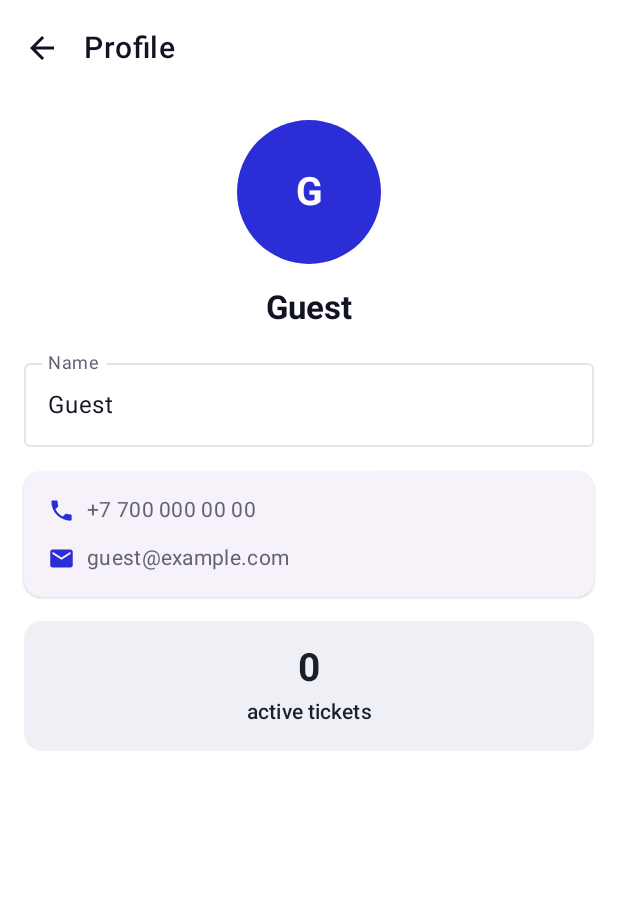
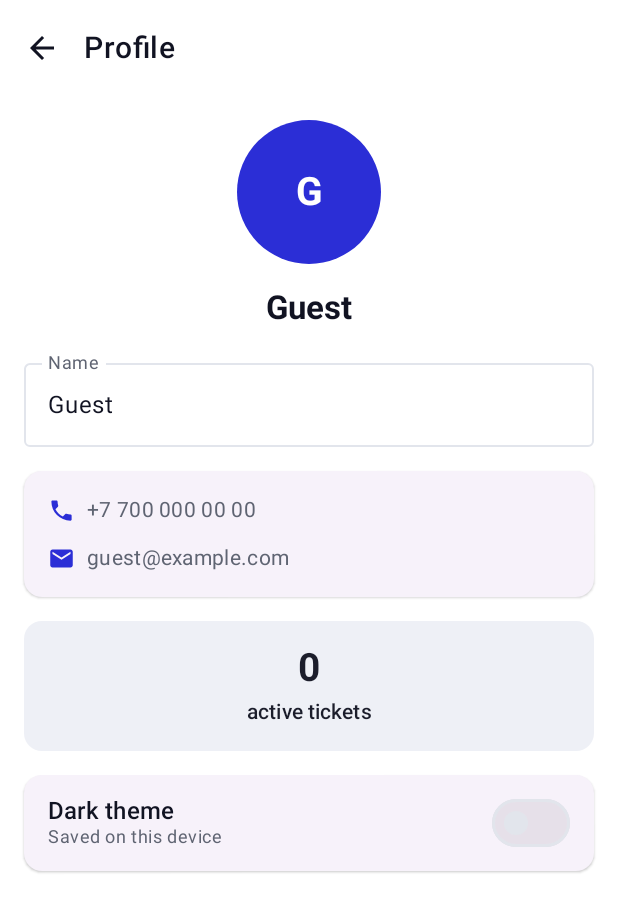
Before and after one commit to Shyngysd/mobileprogramming, an Android app built with Jetpack Compose: the ProfileRoute screen opened through its navigation route, on a phone screen of 412 x 824 dp. Shown: the top 912 px of the screen. Run offline under Robolectric (Android 15) with nearby library versions, the phone set to English and light mode, and no system bars.

Commit message:
Add dark theme switch on Profile screen

```diff
--- a/app/src/main/java/com/example/mobileprogramming/ui/profile/ProfileScreen.kt
+++ b/app/src/main/java/com/example/mobileprogramming/ui/profile/ProfileScreen.kt
@@ -4,6 +4,7 @@ import androidx.compose.foundation.background
 import androidx.compose.foundation.layout.Arrangement
 import androidx.compose.foundation.layout.Box
 import androidx.compose.foundation.layout.Column
+import androidx.compose.foundation.layout.Row
 import androidx.compose.foundation.layout.fillMaxSize
 import androidx.compose.foundation.layout.fillMaxWidth
 import androidx.compose.foundation.layout.padding
@@ -18,6 +19,7 @@ import androidx.compose.material3.ElevatedCard
 import androidx.compose.material3.MaterialTheme
 import androidx.compose.material3.OutlinedTextField
 import androidx.compose.material3.Scaffold
+import androidx.compose.material3.Switch
 import androidx.compose.material3.Text
 import androidx.compose.runtime.Composable
 import androidx.compose.runtime.getValue
@@ -39,10 +41,13 @@ fun ProfileRoute(
 ) {
     val profile by viewModel.profile.collectAsStateWithLifecycle()
     val activeTickets by viewModel.activeTicketsCount.collectAsStateWithLifecycle()
+    val isDarkTheme by viewModel.isDarkTheme.collectAsStateWithLifecycle()
     ProfileScreen(
         profile = profile,
         activeTicketsCount = activeTickets,
+        isDarkTheme = isDarkTheme,
         onNameChange = viewModel::updateName,
+        onDarkThemeChange = viewModel::setDarkTheme,
         onBackClick = onBackClick
     )
 }
@@ -51,7 +56,9 @@ fun ProfileRoute(
 fun ProfileScreen(
     profile: UserProfile,
     activeTicketsCount: Int,
+    isDarkTheme: Boolean,
     onNameChange: (String) -> Unit,
+    onDarkThemeChange: (Boolean) -> Unit,
     onBackClick: () -> Unit
 ) {
     Scaffold(
@@ -106,6 +113,28 @@ fun ProfileScreen(
                 label = "active tickets",
                 modifier = Modifier.fillMaxWidth()
             )
+
+            ElevatedCard(modifier = Modifier.fillMaxWidth()) {
+                Row(
+                    modifier = Modifier
+                        .fillMaxWidth()
+                        .padding(horizontal = 16.dp, vertical = 8.dp),
+                    verticalAlignment = Alignment.CenterVertically
+                ) {
+                    Column(modifier = Modifier.weight(1f)) {
+                        Text("Dark theme", style = MaterialTheme.typography.titleMedium)
+                        Text(
+                            text = "Saved on this device",
+                            style = MaterialTheme.typography.bodySmall,
+                            color = MaterialTheme.colorScheme.onSurfaceVariant
+                        )
+                    }
+                    Switch(
+                        checked = isDarkTheme,
+                        onCheckedChange = onDarkThemeChange
+                    )
+                }
+            }
         }
     }
 }
@@ -121,7 +150,9 @@ private fun ProfileScreenPreview() {
                 email = "guest@example.com"
             ),
             activeTicketsCount = 2,
+            isDarkTheme = false,
             onNameChange = {},
+            onDarkThemeChange = {},
             onBackClick = {}
         )
     }
```
